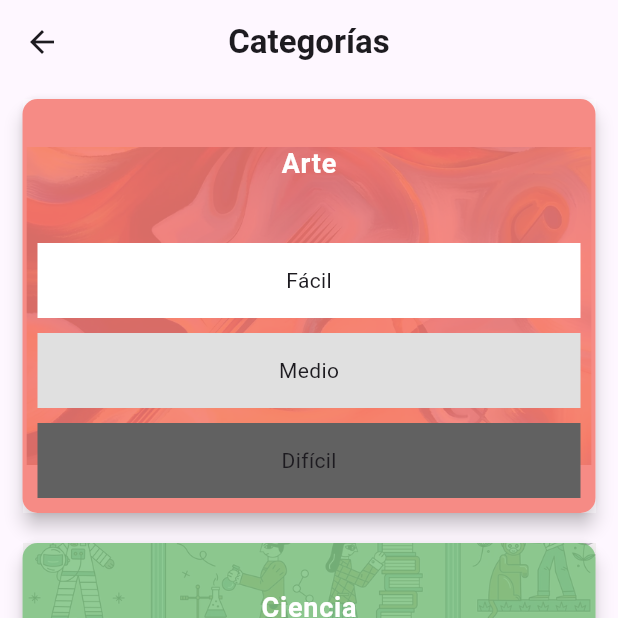
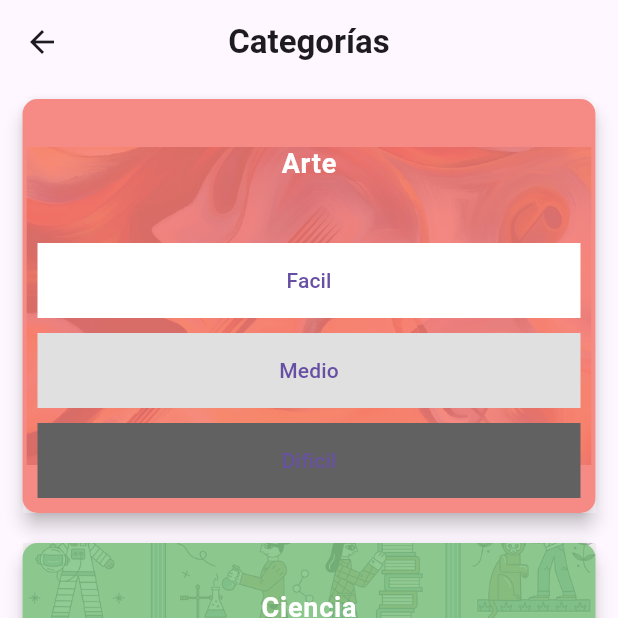
Before and after one commit to lamalover313/The-TriviaGO, a Flutter app: the CategoriesPage screen opened by its route, after a tap on "Arte", on a phone screen of 412 x 824 dp, the top half of it. Run offline on Flutter 3.47's test engine with Material 3 defaults, Android fonts, the phone set to English and light mode, and no system bars; our stand-ins replace firebase_auth, firebase_core, flutter_screenutil, font_awesome_flutter, go_router, google_sign_in; accounts and stored records are empty.

Commit message:
Se arreglo los container de el widget de categoria

```diff
--- a/lib/widgets/category_card.dart
+++ b/lib/widgets/category_card.dart
@@ -69,21 +69,36 @@ class CategoryCard extends StatelessWidget {
                           height: 50,
                           color: Colors.white,
                           alignment: Alignment.center,
-                          child: const Text('Fácil'),
+                          child: TextButton(
+                            onPressed: () {},
+                            style: TextButton.styleFrom(
+                                fixedSize: const Size.fromWidth(500)),
+                            child: const Text("Facil"),
+                          ),
                         ),
-                        SizedBox(height: 10),
+                        const SizedBox(height: 10),
                         Container(
                           height: 50,
                           color: Colors.grey.shade300,
                           alignment: Alignment.center,
-                          child: const Text('Medio'),
+                          child: TextButton(
+                            onPressed: () {},
+                            style: TextButton.styleFrom(
+                                fixedSize: const Size.fromWidth(500)),
+                            child: const Text("Medio"),
+                          ),
                         ),
-                        SizedBox(height: 10),
+                        const SizedBox(height: 10),
                         Container(
                           height: 50,
                           color: Colors.grey.shade700,
                           alignment: Alignment.center,
-                          child: const Text('Difícil'),
+                          child: TextButton(
+                            onPressed: () {},
+                            style: TextButton.styleFrom(
+                                fixedSize: const Size.fromWidth(500)),
+                            child: const Text("Dificil"),
+                          ),
                         ),
                       ],
                     ),
```
